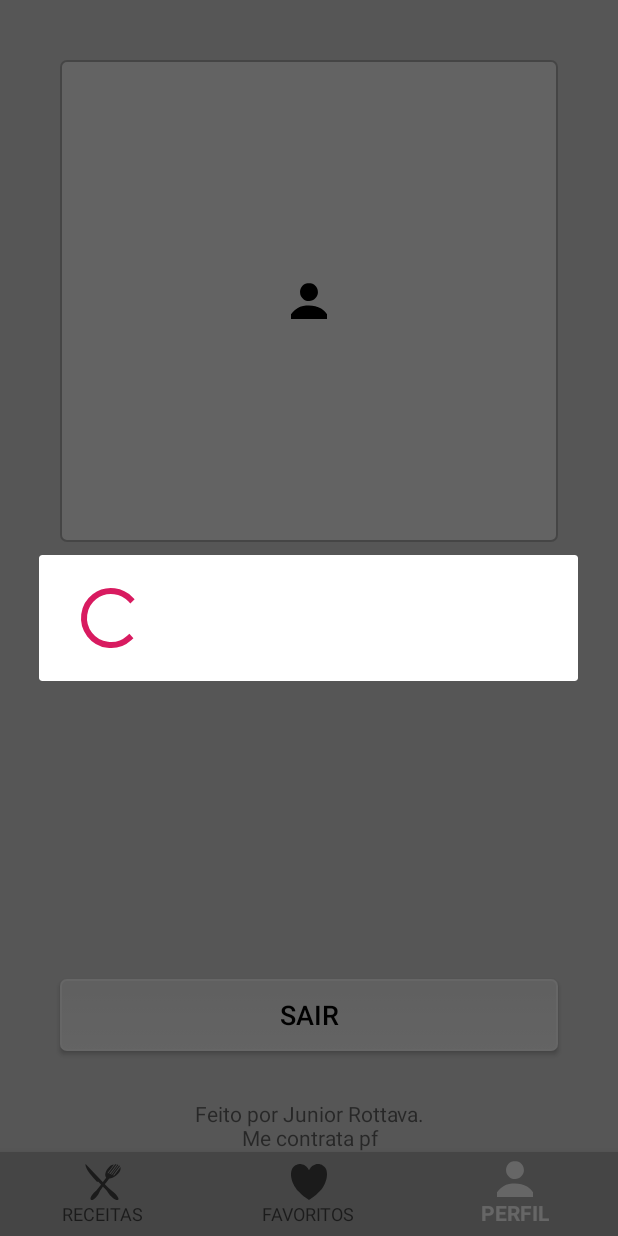
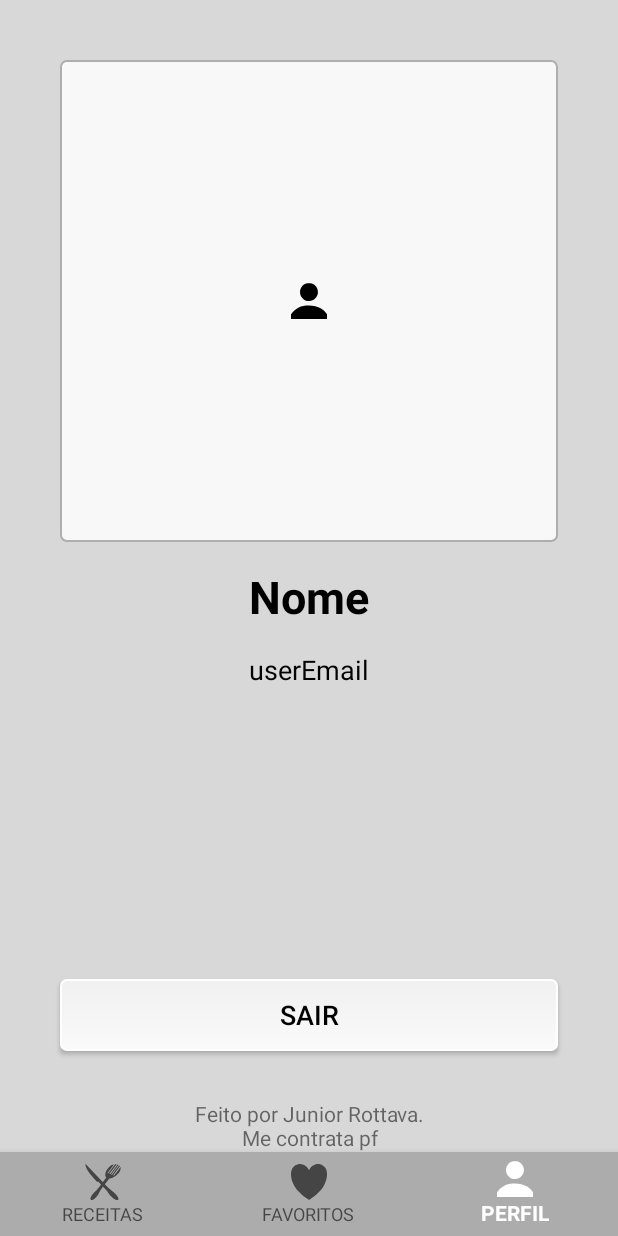
Before and after one commit to rottava/GoChef, an Android app: the RecipeFragment screen opened directly, with no data from a screen before it, item 3 of the bottom bar chosen, on a phone screen of 412 x 824 dp. Run offline under Robolectric (Android 15) with nearby library versions, the phone set to English and light mode, and no system bars; libraries missing offline, so code that uses them is left out: com.crashlytics.android, com.facebook, com.facebook.login, io.fabric.sdk, org.parceler; 15 statements that could not run were skipped.

```diff
--- a/app/src/main/AndroidManifest.xml
+++ b/app/src/main/AndroidManifest.xml
@@ -34,6 +34,9 @@
 
         <meta-data android:name="com.facebook.sdk.ApplicationId" android:value="@string/facebook_app_id"/> <activity android:name="com.facebook.FacebookActivity" android:configChanges= "keyboard|keyboardHidden|screenLayout|screenSize|orientation" android:label="@string/app_name" /> <activity android:name="com.facebook.CustomTabActivity" android:exported="true"> <intent-filter> <action android:name="android.intent.action.VIEW" /> <category android:name="android.intent.category.DEFAULT" /> <category android:name="android.intent.category.BROWSABLE" /> <data android:scheme="@string/fb_login_protocol_scheme" /> </intent-filter> </activity>
 
+        <meta-data
+            android:name="io.fabric.ApiKey"
+            android:value="8a0e2308748f54b08bb6edb4b0dacfa55473499f" />
     </application>
 
 </manifest>
--- a/app/src/main/java/com/jr/gochef/ExpFragment.java
+++ b/app/src/main/java/com/jr/gochef/ExpFragment.java
@@ -123,7 +123,7 @@ public class ExpFragment extends Fragment {
         expIngredients.setText(text.toString());
         text = new StringBuilder("\n");
         int n=1;
-        for(String elemento: mRecipe.getIngredients()
+        for(String elemento: mRecipe.getSteps()
         ){
             text.append(n).append(") ").append(elemento).append("\n");
             n++;
--- a/app/src/main/java/com/jr/gochef/LoginActivity.java
+++ b/app/src/main/java/com/jr/gochef/LoginActivity.java
@@ -6,6 +6,7 @@ import android.support.v7.app.AppCompatActivity;
 import android.util.Log;
 import android.view.View;
 
+import com.crashlytics.android.Crashlytics;
 import com.facebook.AccessToken;
 import com.facebook.CallbackManager;
 import com.facebook.FacebookCallback;
@@ -24,6 +25,7 @@ import com.google.android.gms.common.api.ApiException;
 import com.google.android.gms.tasks.OnSuccessListener;
 import com.google.android.gms.tasks.Task;
 
+import io.fabric.sdk.android.Fabric;
 import org.json.JSONException;
 import org.json.JSONObject;
 
@@ -45,6 +47,7 @@ public class LoginActivity extends AppCompatActivity {
     protected void onCreate(Bundle savedInstanceState) {
         super.onCreate(savedInstanceState);
         setContentView(R.layout.activity_login);
+        Fabric.with(this, new Crashlytics());
 
         //Facebook Login
         LoginButton buttonFacebook = findViewById(R.id.button_login_facebook);
--- a/app/src/main/java/com/jr/gochef/MainActivity.java
+++ b/app/src/main/java/com/jr/gochef/MainActivity.java
@@ -5,6 +5,7 @@ import android.content.Context;
 import android.content.Intent;
 import android.net.Uri;
 import android.os.Bundle;
+import android.os.Handler;
 import android.support.annotation.NonNull;
 import android.support.design.widget.BottomNavigationView;
 import android.support.v4.app.Fragment;
@@ -15,6 +16,8 @@ import android.view.MenuItem;
 import android.view.View;
 import android.widget.Button;
 
+import com.crashlytics.android.Crashlytics;
+
 import java.io.FileInputStream;
 import java.io.FileNotFoundException;
 import java.io.FileOutputStream;
@@ -22,12 +25,13 @@ import java.io.IOException;
 import java.io.ObjectInputStream;
 import java.io.ObjectOutputStream;
 
+import io.fabric.sdk.android.Fabric;
+
 public class MainActivity extends AppCompatActivity {
 
     private static int state = 0;
     private static Recipe mRecipe;
     private Button mButton;
-    private String url = "http://www.google.com";
     private User user;
     private ProgressDialog pd;
 
@@ -64,7 +68,9 @@ public class MainActivity extends AppCompatActivity {
     protected void onCreate(Bundle savedInstanceState) {
         super.onCreate(savedInstanceState);
         setContentView(R.layout.activity_main);
+        Fabric.with(this, new Crashlytics());
         pd = new ProgressDialog(this);
+        //pd.setTitle(R.string.pd_loading);
         progressDialog();
         User nUser = (User) getIntent().getSerializableExtra("user");
         user = nUser;
@@ -81,7 +87,7 @@ public class MainActivity extends AppCompatActivity {
             @Override
             public void onClick(View v) {
                 Intent i = new Intent(Intent.ACTION_VIEW);
-                i.setData(Uri.parse(url));
+                i.setData(Uri.parse(mRecipe.getImageUrl()));
                 startActivity(i);
             }
         });
@@ -119,7 +125,6 @@ public class MainActivity extends AppCompatActivity {
 
     public void setRecipeItem(Recipe mRecipe) {
         MainActivity.mRecipe = mRecipe;
-        url = mRecipe.imageUrl;
     }
 
     public User getUser(){
@@ -180,6 +185,14 @@ public class MainActivity extends AppCompatActivity {
             pd.dismiss();
         } else {
             pd.show();
+            Runnable progressRunnable = new Runnable() {
+                @Override
+                public void run() {
+                    pd.dismiss();
+                }
+            };
+            Handler timeout = new Handler();
+            timeout.postDelayed(progressRunnable, 3000);
         }
     }
 
--- a/app/src/main/java/com/jr/gochef/Recipe.java
+++ b/app/src/main/java/com/jr/gochef/Recipe.java
@@ -69,6 +69,10 @@ public class Recipe implements Serializable {
         this.id = id;
     }
 
+    List<String> getSteps(){
+        return steps;
+    }
+
     void setSteps(List<String> steps){
         this.steps = steps;
     }
--- a/app/src/main/java/com/jr/gochef/RecipeFragment.java
+++ b/app/src/main/java/com/jr/gochef/RecipeFragment.java
@@ -98,10 +98,11 @@ public class RecipeFragment extends Fragment{
 
         if(recipes == null || recipes.size() == 0){
             fillRecipesTest();
-            topName.setText(recipes.get(0).getRecipeName());
-            topType.setText(recipes.get(0).getAttributes());
-            ((MainActivity) Objects.requireNonNull(getActivity())).setRecipeItem(recipes.get(0));
+            topRecipe = recipes.get(0);
             recipes.remove(recipes.get(0));
+            ((MainActivity) Objects.requireNonNull(getActivity())).setRecipeItem(topRecipe);
+            topName.setText(topRecipe.getRecipeName());
+            topType.setText(topRecipe.getAttributes());
         }
 
         return mView;
@@ -142,36 +143,12 @@ public class RecipeFragment extends Fragment{
         recipe.setImageUrl(Integer.toString(Color.BLUE));
         recipe.setRecipeName("Boiled Water");
         recipe.setAttributes("Drink");
+        recipe.setImageUrl("www.google.com.br");
         ArrayList<String> ingredients = new ArrayList<>();
         ingredients.add("Water");
         recipe.setIngredients(ingredients);
         ArrayList<String> steps = new ArrayList<>();
         steps.add("Boil the water");
-        recipe.setSteps(steps);
-        recipes.add(recipe);
-        recipe = new Recipe();
-        recipe.setImageUrl(Integer.toString(Color.YELLOW));
-        recipe.setRecipeName("Awesome Barbecue");
-        recipe.setAttributes("Dinner");
-        recipe.setIngredients(ingredients);
-        recipe.setSteps(steps);
-        recipes.add(recipe);
-        recipe = new Recipe();
-        recipe.setImageUrl(Integer.toString(Color.MAGENTA));
-        recipe.setRecipeName("Dry Camel and gin");
-        recipe.setIngredients(ingredients);
-        recipe.setSteps(steps);
-        recipes.add(recipe);
-        recipe = new Recipe();
-        recipe.setImageUrl(Integer.toString(Color.RED));
-        recipe.setRecipeName("German Black Sheep n®12");
-        recipe.setIngredients(ingredients);
-        recipe.setSteps(steps);
-        recipes.add(recipe);
-        recipe = new Recipe();
-        recipe.setImageUrl(Integer.toString(Color.BLACK));
-        recipe.setRecipeName("Roasted Goat w/ Honey n' pepper");
-        recipe.setIngredients(ingredients);
         recipe.setSteps(steps);
         recipes.add(recipe);
     }//
--- a/app/src/main/res/values/strings.xml
+++ b/app/src/main/res/values/strings.xml
@@ -34,6 +34,7 @@
     <string name="user_logout">Sair</string>
     <string name="user_cred">Feito por Junior Rottava.\nMe contrata pf</string>
     <string name="search_text">Busca!</string>
+    <string name="pd_loading">Carregando...</string>
 
 
 
```
Also changed, not shown: app/build.gradle (+25 -0 lines), app/src/main/java/com/jr/gochef/Helper.java (+11 -2 lines).
